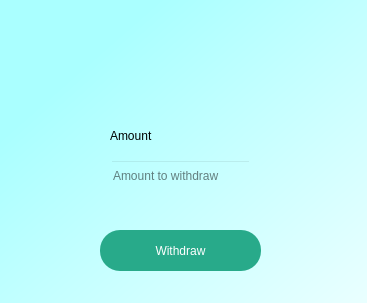
Qt form ui/withdraw.ui (psudo18/BankingSystem) before a commit.
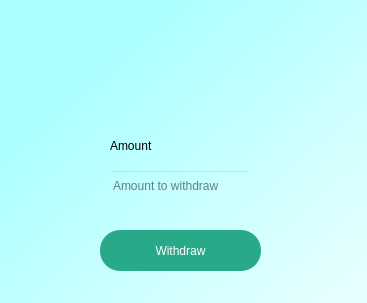
The same form after that commit.

```diff
--- a/ui/withdraw.ui
+++ b/ui/withdraw.ui
@@ -70,7 +70,7 @@
     <property name="geometry">
      <rect>
       <x>110</x>
-      <y>160</y>
+      <y>170</y>
       <width>141</width>
       <height>31</height>
      </rect>
@@ -86,7 +86,7 @@
     <property name="geometry">
      <rect>
       <x>110</x>
-      <y>120</y>
+      <y>130</y>
       <width>111</width>
       <height>31</height>
      </rect>
@@ -104,9 +104,9 @@
    <widget class="QLabel" name="label_3">
     <property name="geometry">
      <rect>
-      <x>88</x>
+      <x>28</x>
       <y>85</y>
-      <width>191</width>
+      <width>311</width>
       <height>21</height>
      </rect>
     </property>
```
